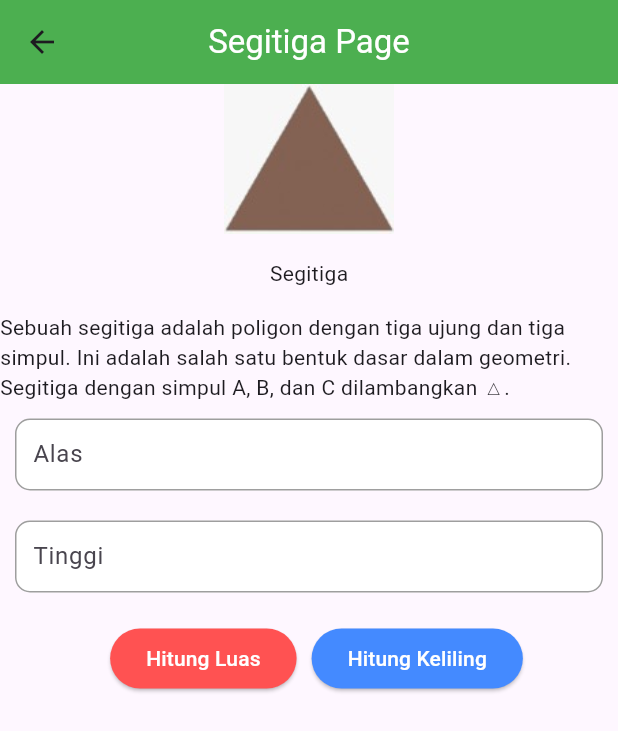
After one commit to YohAns86/bangun_datar, a Flutter app: the SegitigaPage screen opened directly, on a phone screen of 412 x 824 dp. The commit adds this screen. Shown: the top 731 px of the screen. Run offline on Flutter 3.47's test engine with Material 2 defaults, Android fonts, the phone set to English and light mode, and no system bars; our stand-ins replace get.

Commit message:
hitung bangun datar

```diff
--- /dev/null
+++ b/lib/controller/lingkaran_controller.dart
@@ -0,0 +1,20 @@
+import 'package:get/get.dart';
+
+class LingkaranController extends GetxController{
+  RxBool isHitungLuas = true.obs;
+
+  int jari = 0;
+
+  final hasil = "".obs;
+
+  void hitungLuas() {
+    double hitung = jari * jari * 3.14;
+    hasil.value = "Hasil perhitungan luas dari 3.14 x $jari x $jari = $hitung";
+    isHitungLuas.value = true;
+  }
+  void hitungKeliling() {
+    double hitung = jari * 3.14 * 2;
+    hasil.value = "Hasil perhitungan keliling dari 3.14 x 2 x $jari = $hitung";
+    isHitungLuas.value = false;
+  }
+}
--- /dev/null
+++ b/lib/controller/panjang_controller.dart
@@ -0,0 +1,21 @@
+import 'package:get/get.dart';
+
+class PanjangController extends GetxController{
+  RxBool isHitungLuas = true.obs;
+
+  int panjang = 0;
+  int lebar = 0;
+
+  final hasil = "".obs;
+
+  void hitungLuas() {
+    int hitung = panjang * lebar;
+    hasil.value = "Hasil perhitungan luas dari $panjang x $lebar = $hitung";
+    isHitungLuas.value = true;
+  }
+  void hitungKeliling() {
+    int hitung = 2 * (panjang + lebar);
+    hasil.value = "Hasil perhitungan keliling dari 2 x ($panjang + $lebar) = $hitung";
+    isHitungLuas.value = false;
+  }
+}
--- a/lib/controller/persegi_controller.dart
+++ b/lib/controller/persegi_controller.dart
@@ -1,17 +1,20 @@
 import 'package:get/get.dart';
 
 class PersegiController extends GetxController {
+  RxBool isHitungLuas = true.obs;
   int sisi = 0;
   final hasil = "".obs;
   final kel = "".obs;
 
   void hitungLuas() {
     int hitung = sisi * sisi;
-    hasil.value = "Hasil perhitungan dari $sisi x $sisi = $hitung";
+    hasil.value = "Hasil perhitungan dari $sisi x $sisi = $hitung" ;
+    isHitungLuas.value = true;
   }
     void hitungkeliling() {
       int hitung = 4 * sisi;
       hasil.value = "Hasil perhitungan Keliling $sisi * 4 = $hitung";
+      isHitungLuas.value = false;
     }
 
 }
--- /dev/null
+++ b/lib/controller/segitiga_controller.dart
@@ -0,0 +1,21 @@
+import 'package:get/get.dart';
+
+class SegitigaController extends GetxController{
+  RxBool isHitungLuas = true.obs;
+
+  int alas = 0;
+  int tinggi = 0;
+
+  final hasil = "".obs;
+
+  void hitungLuas() {
+    double hitung = alas * tinggi / 2;
+    hasil.value = "Hasil perhitungan luas dari 1/2 x $alas x $tinggi = $hitung";
+    isHitungLuas.value = true;
+  }
+  void hitungKeliling() {
+    int hitung = alas + tinggi + tinggi;
+    hasil.value = "Hasil perhitungan keliling dari $alas + $tinggi + $tinggi = $hitung";
+    isHitungLuas.value = false;
+  }
+}
--- /dev/null
+++ b/lib/pages/segitiga_page.dart
@@ -0,0 +1,121 @@
+import 'package:bangun_datar_app/controller/panjang_controller.dart';
+import 'package:bangun_datar_app/controller/persegi_controller.dart';
+import 'package:bangun_datar_app/controller/segitiga_controller.dart';
+import 'package:flutter/material.dart';
+import 'package:get/get.dart';
+
+class SegitigaPage extends StatelessWidget {
+  SegitigaPage({super.key});
+
+  final SegitigaController _segitigaController = Get.put(SegitigaController());
+
+  @override
+  Widget build(BuildContext context) {
+    return Scaffold(
+      appBar: AppBar(
+        centerTitle: true,
+        backgroundColor: Colors.green,
+        title: Text(
+          "Segitiga Page",
+          style: TextStyle(color: Colors.white),
+        ),
+      ),
+      body: Column(
+        children: [
+          Image.asset("assets/img_2.png", height: 100),
+          Padding(
+            padding: EdgeInsets.symmetric(vertical: 16),
+            child: Text("Segitiga"),
+          ),
+          Text(
+              "Sebuah segitiga adalah poligon dengan tiga ujung dan tiga simpul. Ini adalah salah satu bentuk dasar dalam geometri. Segitiga dengan simpul A, B, dan C dilambangkan △."),
+          Padding(
+            padding: const EdgeInsets.all(10.0),
+            child: TextFormField(
+              onChanged: (value) {
+                _segitigaController.alas = int.parse(value);
+              },
+              decoration: InputDecoration(
+                  fillColor: Colors.white,
+                  filled: true,
+                  labelText: "Alas",
+                  hintText: "Masukkan Alas",
+                  hintStyle: TextStyle(color: Colors.grey.shade400),
+                  contentPadding:
+                  EdgeInsets.symmetric(vertical: 4, horizontal: 8),
+                  border: OutlineInputBorder(
+                      borderSide: BorderSide(width: 1, color: Colors.grey),
+                      borderRadius: BorderRadius.all(Radius.circular(10))),
+                  enabledBorder: OutlineInputBorder(
+                      borderSide: BorderSide(width: 1, color: Colors.grey),
+                      borderRadius: BorderRadius.all(Radius.circular(10))),
+                  focusedBorder: OutlineInputBorder(
+                      borderSide: BorderSide(width: 1, color: Colors.blue),
+                      borderRadius: BorderRadius.all(Radius.circular(10)))),
+            ),
+          ),
+          Padding(
+            padding: const EdgeInsets.all(10.0),
+            child: TextFormField(
+              onChanged: (value) {
+                _segitigaController.tinggi = int.parse(value);
+              },
+              decoration: InputDecoration(
+                  fillColor: Colors.white,
+                  filled: true,
+                  labelText: "Tinggi",
+                  hintText: "Masukkan Tinggi",
+                  hintStyle: TextStyle(color: Colors.grey.shade400),
+                  contentPadding:
+                  EdgeInsets.symmetric(vertical: 4, horizontal: 8),
+                  border: OutlineInputBorder(
+                      borderSide: BorderSide(width: 1, color: Colors.grey),
+                      borderRadius: BorderRadius.all(Radius.circular(10))),
+                  enabledBorder: OutlineInputBorder(
+                      borderSide: BorderSide(width: 1, color: Colors.grey),
+                      borderRadius: BorderRadius.all(Radius.circular(10))),
+                  focusedBorder: OutlineInputBorder(
+                      borderSide: BorderSide(width: 1, color: Colors.blue),
+                      borderRadius: BorderRadius.all(Radius.circular(10)))),
+            ),
+
+          ),
+          Row(
+            mainAxisAlignment: MainAxisAlignment.center,
+            children: [
+              Padding(
+                padding: const EdgeInsets.all(10.0),
+                child: ElevatedButton(
+                    style: ElevatedButton.styleFrom(
+                        foregroundColor: Colors.white, // text color
+                        backgroundColor: Colors.redAccent),
+                    onPressed: () {
+                      _segitigaController.hitungLuas();
+                    },
+                    child: Text("Hitung Luas")),
+              ),
+              ElevatedButton(
+                  style: ElevatedButton.styleFrom(
+                      foregroundColor: Colors.white, // text color
+                      backgroundColor: Colors.blueAccent),
+                  onPressed: () {
+                    _segitigaController.hitungKeliling();
+                  },
+                  child: Text("Hitung Keliling")),
+            ],
+          ),
+          Obx(
+                () => Text(
+              _segitigaController.hasil.value,
+              style: TextStyle(
+                color: _segitigaController.isHitungLuas.value
+                    ? Colors.red
+                    : Colors.blue,
+              ),
+            ),
+          ),
+        ],
+      ),
+    );
+  }
+}
```
Also changed, not shown: lib/pages/home_page.dart (+25 -16 lines), lib/pages/lingkaran_page.dart (added, +97 -0 lines), lib/pages/persegi_page.dart (+11 -4 lines), lib/pages/persegipanjang_page.dart (added, +120 -0 lines), assets/download.jpg (added), assets/img_5.jpg (added).
